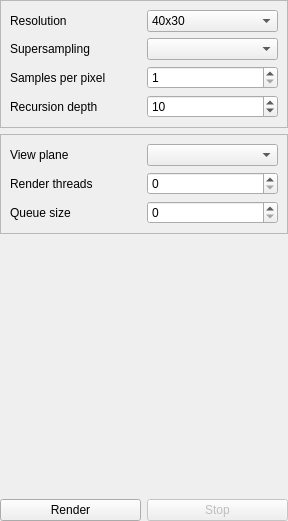
Old version of the form src/widgets/world/RenderSettingsWidget.ui in the repository tkadauke/raytracer.
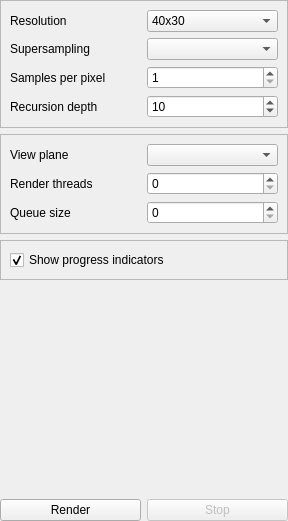
New version of the form.

```diff
--- a/src/widgets/world/RenderSettingsWidget.ui
+++ b/src/widgets/world/RenderSettingsWidget.ui
@@ -290,6 +290,28 @@
      </layout>
     </widget>
    </item>
+   <item>
+    <widget class="QFrame" name="frame_3">
+     <property name="frameShape">
+      <enum>QFrame::StyledPanel</enum>
+     </property>
+     <property name="frameShadow">
+      <enum>QFrame::Raised</enum>
+     </property>
+     <layout class="QGridLayout" name="gridLayout_3">
+      <item row="0" column="0">
+       <widget class="QCheckBox" name="showProgressIndicators">
+        <property name="text">
+         <string>Show progress indicators</string>
+        </property>
+        <property name="checked">
+         <bool>true</bool>
+        </property>
+       </widget>
+      </item>
+     </layout>
+    </widget>
+   </item>
    <item>
     <spacer name="verticalSpacer">
      <property name="orientation">
```
Left out of the diff: 4 changed lines with no effect on the pictures.
